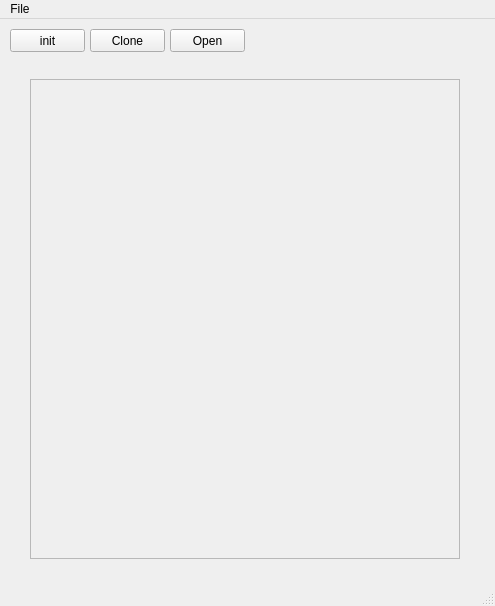
Before: the Qt Designer form ui/mainwindow.ui in hidog/HiGit, drawn with Qt 5.
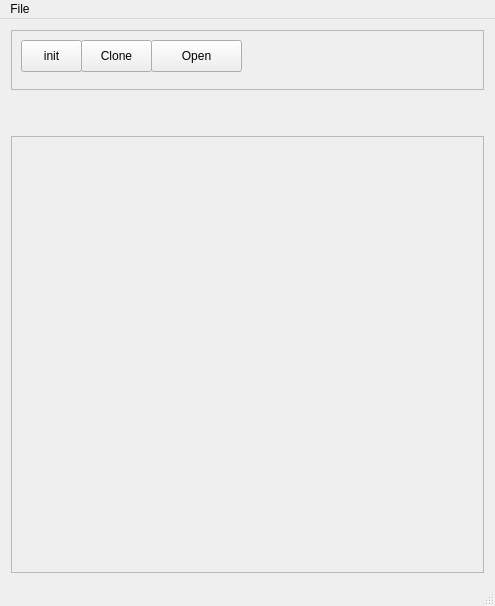
After: the same form once the commit is applied.

The edit to the form file:
```diff
--- a/ui/mainwindow.ui
+++ b/ui/mainwindow.ui
@@ -14,13 +14,34 @@
    <string>MainWindow</string>
   </property>
   <widget class="QWidget" name="centralWidget">
+   <layout class="QVBoxLayout" name="verticalLayout_2">
+    <item>
+     <widget class="QFrame" name="frame">
+      <property name="sizePolicy">
+       <sizepolicy hsizetype="Expanding" vsizetype="Minimum">
+        <horstretch>0</horstretch>
+        <verstretch>0</verstretch>
+       </sizepolicy>
+      </property>
+      <property name="minimumSize">
+       <size>
+        <width>0</width>
+        <height>60</height>
+       </size>
+      </property>
+      <property name="frameShape">
+       <enum>QFrame::StyledPanel</enum>
+      </property>
+      <property name="frameShadow">
+       <enum>QFrame::Raised</enum>
+      </property>
    <widget class="QPushButton" name="initButton">
     <property name="geometry">
      <rect>
       <x>10</x>
       <y>10</y>
-      <width>75</width>
-      <height>23</height>
+         <width>61</width>
+         <height>32</height>
      </rect>
     </property>
     <property name="text">
@@ -30,10 +51,10 @@
    <widget class="QPushButton" name="cloneButton">
     <property name="geometry">
      <rect>
-      <x>90</x>
+         <x>70</x>
       <y>10</y>
-      <width>75</width>
-      <height>23</height>
+         <width>71</width>
+         <height>32</height>
      </rect>
     </property>
     <property name="text">
@@ -43,25 +64,36 @@
    <widget class="QPushButton" name="openButton">
     <property name="geometry">
      <rect>
-      <x>170</x>
+         <x>140</x>
       <y>10</y>
-      <width>75</width>
-      <height>23</height>
+         <width>91</width>
+         <height>32</height>
      </rect>
     </property>
     <property name="text">
      <string>Open</string>
     </property>
    </widget>
+     </widget>
+    </item>
+    <item>
+     <spacer name="verticalSpacer">
+      <property name="orientation">
+       <enum>Qt::Vertical</enum>
+      </property>
+      <property name="sizeType">
+       <enum>QSizePolicy::Fixed</enum>
+      </property>
+      <property name="sizeHint" stdset="0">
+       <size>
+        <width>20</width>
+        <height>40</height>
+       </size>
+      </property>
+     </spacer>
+    </item>
+    <item>
    <widget class="QScrollArea" name="scrollArea">
-    <property name="geometry">
-     <rect>
-      <x>30</x>
-      <y>60</y>
-      <width>430</width>
-      <height>480</height>
-     </rect>
-    </property>
     <property name="frameShape">
      <enum>QFrame::StyledPanel</enum>
     </property>
@@ -79,8 +111,8 @@
       <rect>
        <x>0</x>
        <y>0</y>
-       <width>428</width>
-       <height>478</height>
+         <width>469</width>
+         <height>411</height>
       </rect>
      </property>
      <property name="sizePolicy">
@@ -109,6 +141,8 @@
      </property>
     </widget>
    </widget>
+    </item>
+   </layout>
   </widget>
   <widget class="QStatusBar" name="statusBar"/>
   <widget class="QMenuBar" name="menuBar">
```
Left out of the diff: 2 changed lines with no effect on the pictures. Lines whose indentation alone changed are shown as unchanged.
